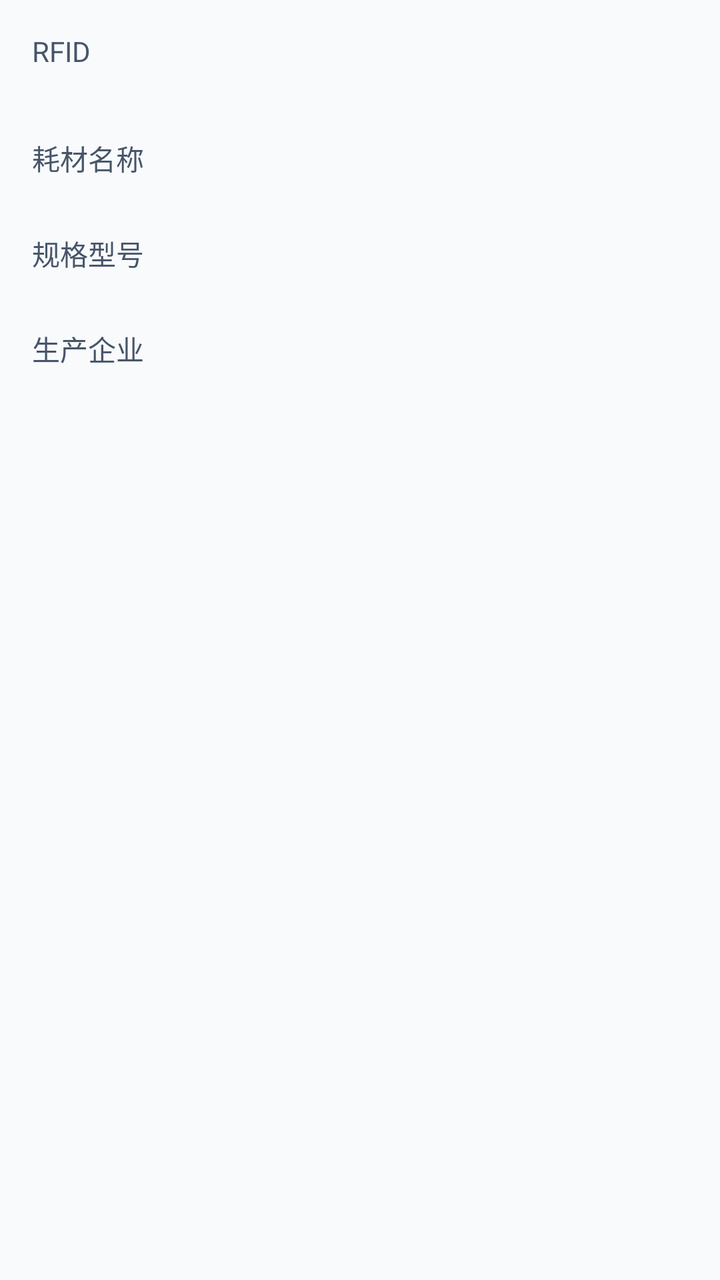
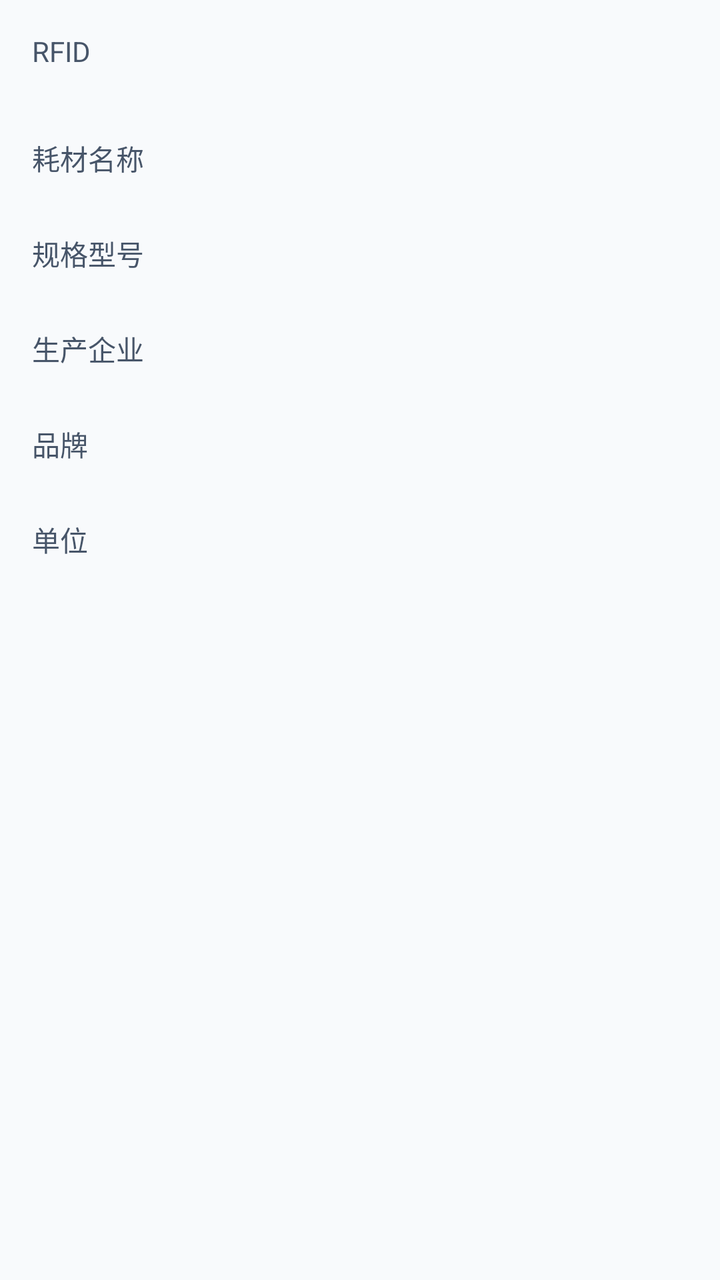

Two renders of the same Android screen: before a commit and after it. Below are the layout's source before the change and the commit's diff.
<!-- AndroidManifest.xml: application theme Theme.PDA -->
<!-- res/layout/dialog_inbound_rfid_detail.xml -->
<?xml version="1.0" encoding="utf-8"?>
<LinearLayout xmlns:android="http://schemas.android.com/apk/res/android"
    android:layout_width="match_parent"
    android:layout_height="wrap_content"
    android:orientation="vertical"
    android:padding="16dp">

    <TextView
        android:layout_width="wrap_content"
        android:layout_height="wrap_content"
        android:text="RFID"
        android:textColor="@color/text_secondary"/>

    <TextView
        android:id="@+id/rfid_value"
        android:layout_width="match_parent"
        android:layout_height="wrap_content"
        android:textStyle="bold"
        android:textSize="16sp"
        android:textColor="@color/text_primary"
        android:layout_marginBottom="12dp"/>

    <TextView
        android:layout_width="wrap_content"
        android:layout_height="wrap_content"
        android:text="耗材名称"
        android:textColor="@color/text_secondary"/>

    <TextView
        android:id="@+id/name_value"
        android:layout_width="match_parent"
        android:layout_height="wrap_content"
        android:textColor="@color/text_primary"
        android:layout_marginBottom="8dp"/>

    <TextView
        android:layout_width="wrap_content"
        android:layout_height="wrap_content"
        android:text="规格型号"
        android:textColor="@color/text_secondary"/>

    <TextView
        android:id="@+id/spec_value"
        android:layout_width="match_parent"
        android:layout_height="wrap_content"
        android:textColor="@color/text_primary"
        android:layout_marginBottom="8dp"/>

    <TextView
        android:layout_width="wrap_content"
        android:layout_height="wrap_content"
        android:text="生产企业"
        android:textColor="@color/text_secondary"/>

    <TextView
        android:id="@+id/manufacturer_value"
        android:layout_width="match_parent"
        android:layout_height="wrap_content"
        android:textColor="@color/text_primary"/>

</LinearLayout>
<!-- resources referenced by this layout -->
<resources>
  <color name="text_primary">#0F172A</color>
  <color name="text_secondary">#475569</color>
  <color name="primary">#1E40AF</color>
  <color name="primary_dark">#1E3A8A</color>
  <color name="primary_light">#3B82F6</color>
  <color name="primary_variant">#2563EB</color>
  <color name="secondary">#10B981</color>
  <color name="secondary_dark">#059669</color>
  <color name="surface">#FFFFFF</color>
  <color name="background">#F8FAFC</color>
  <color name="on_surface">#1E293B</color>
  <color name="text_tertiary">#64748B</color>
  <color name="surface_variant">#F1F5F9</color>
  <color name="text_disabled">#CBD5E1</color>
  <color name="button_primary">#1E40AF</color>
  <style name="Widget.App.Toolbar" parent="Widget.MaterialComponents.Toolbar.Primary">
          <item name="android:background">@color/primary</item>
          <item name="titleTextColor">@color/surface</item>
          <item name="subtitleTextColor">@color/surface_variant</item>
      </style>
  <style name="Widget.App.Button" parent="Widget.MaterialComponents.Button">
          <item name="android:background">@color/button_primary</item>
          <item name="android:textColor">@color/surface</item>
      </style>
  <style name="Widget.App.Button.Secondary" parent="Widget.MaterialComponents.Button.OutlinedButton">
          <item name="android:background">@color/button_secondary</item>
          <item name="android:textColor">@color/text_primary</item>
          <item name="strokeColor">@color/border</item>
      </style>
  <style name="Widget.App.EditText" parent="Widget.MaterialComponents.TextInputLayout.OutlinedBox">
          <item name="android:background">@color/input_background</item>
          <item name="boxStrokeColor">@color/input_border</item>
          <item name="hintTextColor">@color/text_tertiary</item>
      </style>
  <style name="Widget.App.CardView" parent="Widget.MaterialComponents.CardView">
          <item name="cardBackgroundColor">@color/card_background</item>
          <item name="cardCornerRadius">12dp</item>
          <item name="cardElevation">4dp</item>
      </style>
  <style name="Widget.App.ProgressBar" parent="Widget.AppCompat.ProgressBar.Horizontal">
          <item name="android:progressTint">@color/primary</item>
          <item name="android:progressBackgroundTint">@color/surface_variant</item>
      </style>
  <style name="Widget.App.Switch" parent="Widget.MaterialComponents.CompoundButton.Switch">
          <item name="thumbTint">@color/primary</item>
          <item name="trackTint">@color/surface_variant</item>
      </style>
  <style name="Widget.App.CheckBox" parent="Widget.MaterialComponents.CompoundButton.CheckBox">
          <item name="buttonTint">@color/primary</item>
      </style>
  <style name="Widget.App.RadioButton" parent="Widget.MaterialComponents.CompoundButton.RadioButton">
          <item name="buttonTint">@color/primary</item>
      </style>
  <style name="Widget.App.FloatingActionButton" parent="Widget.MaterialComponents.FloatingActionButton">
          <item name="backgroundTint">@color/primary</item>
          <item name="tint">@color/surface</item>
      </style>
  <style name="Widget.App.BottomNavigationView" parent="Widget.MaterialComponents.BottomNavigationView">
          <item name="android:background">@color/surface</item>
          <item name="itemIconTint">@color/primary</item>
          <item name="itemTextColor">@color/primary</item>
      </style>
  <style name="Widget.App.Badge" parent="Widget.MaterialComponents.Badge">
          <item name="backgroundColor">@color/error</item>
          <item name="badgeTextColor">@color/surface</item>
      </style>
  <color name="divider">#CBD5E1</color>
  <color name="button_secondary">#F1F5F9</color>
  <color name="border">#E2E8F0</color>
  <color name="input_background">#F8FAFC</color>
  <color name="input_border">#E2E8F0</color>
  <color name="card_background">#FFFFFF</color>
  <color name="error">#EF4444</color>
  <!-- unchanged entries left out for length: 1 -->
</resources>

<!-- the commit's change to res/layout/dialog_inbound_rfid_detail.xml (unified diff, before → after) -->
@@ -56,6 +56,32 @@
         android:id="@+id/manufacturer_value"
         android:layout_width="match_parent"
         android:layout_height="wrap_content"
+        android:textColor="@color/text_primary"
+        android:layout_marginBottom="8dp"/>
+
+    <TextView
+        android:layout_width="wrap_content"
+        android:layout_height="wrap_content"
+        android:text="品牌"
+        android:textColor="@color/text_secondary"/>
+
+    <TextView
+        android:id="@+id/brand_value"
+        android:layout_width="match_parent"
+        android:layout_height="wrap_content"
+        android:textColor="@color/text_primary"
+        android:layout_marginBottom="8dp"/>
+
+    <TextView
+        android:layout_width="wrap_content"
+        android:layout_height="wrap_content"
+        android:text="单位"
+        android:textColor="@color/text_secondary"/>
+
+    <TextView
+        android:id="@+id/unit_value"
+        android:layout_width="match_parent"
+        android:layout_height="wrap_content"
         android:textColor="@color/text_primary"/>
 
 </LinearLayout>
